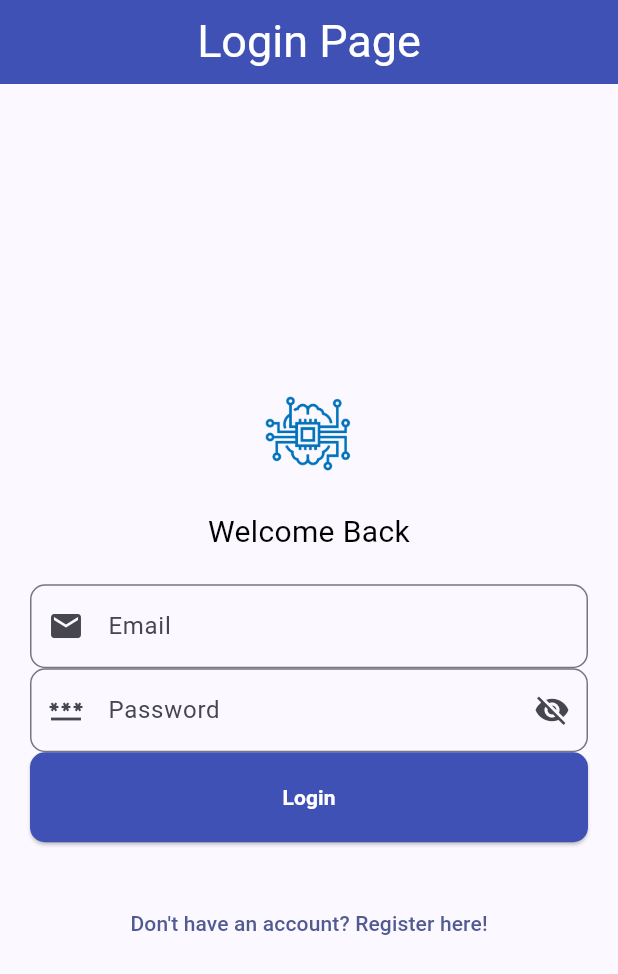
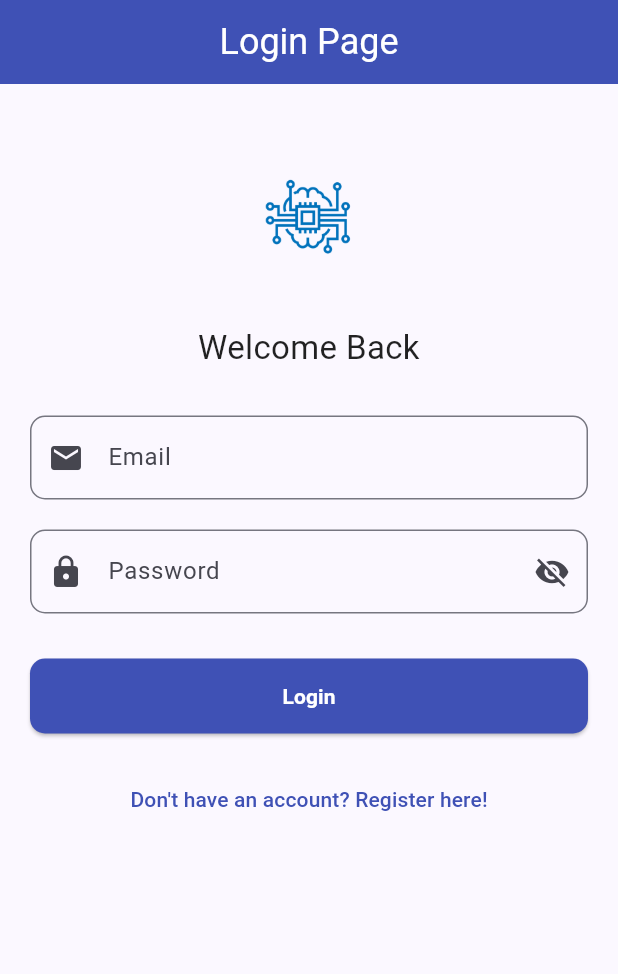
Before and after one commit to ibtisdl/Flutter_Project_App, a Flutter app: the screen it shows after launch, on a phone screen of 412 x 824 dp. Shown: the top 974 px of the screen. Run offline on Flutter 3.47's test engine with Material 3 defaults, Android fonts, the phone set to English and light mode, and no system bars; our stand-ins replace firebase_core; accounts and stored records are empty.

```diff
--- a/lib/screens/login.page.dart
+++ b/lib/screens/login.page.dart
@@ -8,12 +8,9 @@ class LoginPage extends StatefulWidget {
 }
 
 class _LoginPageState extends State<LoginPage> {
-  final _formkey = GlobalKey<FormState>();
-
-  final TextEditingController _mailcontroller = TextEditingController();
-
-  final TextEditingController _passwordcontroller = TextEditingController();
-
+  final _formKey = GlobalKey<FormState>();
+  final TextEditingController _mailController = TextEditingController();
+  final TextEditingController _passwordController = TextEditingController();
   bool _passVisible = false;
 
   String? _validateEmail(String? value) {
@@ -25,7 +22,6 @@ class _LoginPageState extends State<LoginPage> {
     if (!regex.hasMatch(value)) {
       return 'Enter a valid email address!';
     }
-    ;
     return null;
   }
 
@@ -42,88 +38,110 @@ class _LoginPageState extends State<LoginPage> {
     return Scaffold(
       appBar: AppBar(
         backgroundColor: Colors.indigo,
-        title: Text('Login Page',
-            style: TextStyle(fontSize: 30, color: Colors.white)),
+        title: Text(
+          'Login Page',
+          style: TextStyle(fontSize: 24, color: Colors.white),
+        ),
         centerTitle: true,
       ),
       body: Padding(
         padding: EdgeInsets.symmetric(horizontal: 20.0),
         child: Form(
-          key: _formkey,
+          key: _formKey,
+          child: SingleChildScrollView(
             child: Column(
               mainAxisAlignment: MainAxisAlignment.center,
               crossAxisAlignment: CrossAxisAlignment.stretch,
               children: [
-              Image.asset(
+                SizedBox(height: 40),
+                Center(
+                  child: Image.asset(
                     'images/logo_flut.png',
                     width: 100,
                     height: 100,
                   ),
+                ),
+                SizedBox(height: 20),
                 Text(
                   "Welcome Back",
                   textAlign: TextAlign.center,
-                style: TextStyle(color: Colors.black, fontSize: 20),
+                  style: TextStyle(color: Colors.black87, fontSize: 22),
                 ),
-              SizedBox(
-                height: 20,
-              ),
+                SizedBox(height: 30),
                 TextFormField(
-                controller: _mailcontroller,
+                  controller: _mailController,
                   decoration: InputDecoration(
                     labelText: 'Email',
                     border: OutlineInputBorder(
-                      borderRadius: BorderRadius.circular(10)),
+                      borderRadius: BorderRadius.circular(10),
+                    ),
                     prefixIcon: Icon(Icons.email),
                   ),
                   keyboardType: TextInputType.emailAddress,
                   validator: _validateEmail,
                 ),
+                SizedBox(height: 20),
                 TextFormField(
-                obscureText: _passVisible,
-                controller: _passwordcontroller,
+                  obscureText: !_passVisible,
+                  controller: _passwordController,
                   decoration: InputDecoration(
                     labelText: 'Password',
                     border: OutlineInputBorder(
-                        borderRadius: BorderRadius.circular(10)),
-                    prefixIcon: Icon(Icons.password),
+                      borderRadius: BorderRadius.circular(10),
+                    ),
+                    prefixIcon: Icon(Icons.lock),
                     suffixIcon: IconButton(
                       onPressed: () {
                         setState(() {
                           _passVisible = !_passVisible;
                         });
                       },
-                        icon: _passVisible
-                            ? Icon(Icons.visibility)
-                            : Icon(Icons.visibility_off))),
-                keyboardType: TextInputType.emailAddress,
+                      icon: Icon(
+                        _passVisible ? Icons.visibility : Icons.visibility_off,
+                      ),
+                    ),
+                  ),
                   validator: _validatePassword,
                 ),
+                SizedBox(height: 30),
                 ElevatedButton(
                   style: ElevatedButton.styleFrom(
-                      padding: const EdgeInsets.symmetric(vertical: 20),
+                    padding: const EdgeInsets.symmetric(vertical: 15),
                     backgroundColor: Colors.indigo,
                     shape: RoundedRectangleBorder(
-                          borderRadius: BorderRadius.circular(10))),
+                      borderRadius: BorderRadius.circular(10),
+                    ),
+                  ),
                   onPressed: () {
-                    if (_formkey.currentState!.validate()) {
+                    if (_formKey.currentState!.validate()) {
                       ScaffoldMessenger.of(context).showSnackBar(
-                          SnackBar(content: Text('Processing login')));
+                        SnackBar(content: Text('Processing login')),
+                      );
                       Navigator.pushNamed(context, '/home');
                     }
                   },
                   child: Text(
                     'Login',
                     style: TextStyle(
-                        color: Colors.white, fontWeight: FontWeight.bold),
-                  )),
-              const SizedBox(height: 10),
+                      color: Colors.white,
+                      fontWeight: FontWeight.bold,
+                    ),
+                  ),
+                ),
                 SizedBox(height: 20),
-              TextButton(
+                Center(
+                  child: TextButton(
                     onPressed: () {
                       Navigator.pushNamed(context, '/register');
                     },
-                  child: Text('Don\'t have an account? Register here!'))
+                    child: Text(
+                      'Don\'t have an account? Register here!',
+                      style: TextStyle(color: Colors.indigo),
+                    ),
+                  ),
+                ),
               ],
+            ),
           ),
         ),
       ),
--- a/pubspec.yaml
+++ b/pubspec.yaml
@@ -35,6 +35,8 @@ dependencies:
   # The following adds the Cupertino Icons font to your application.
   # Use with the CupertinoIcons class for iOS style icons.
   cupertino_icons: ^1.0.8
+  firebase_core: ^3.8.1
+  firebase_auth: ^5.3.4
 
 dev_dependencies:
   flutter_test:
```
Also changed, not shown: firebase.json (added), lib/firebase_options.dart (added), pubspec.lock, 6 other files. Lines whose indentation alone changed are shown as unchanged.
